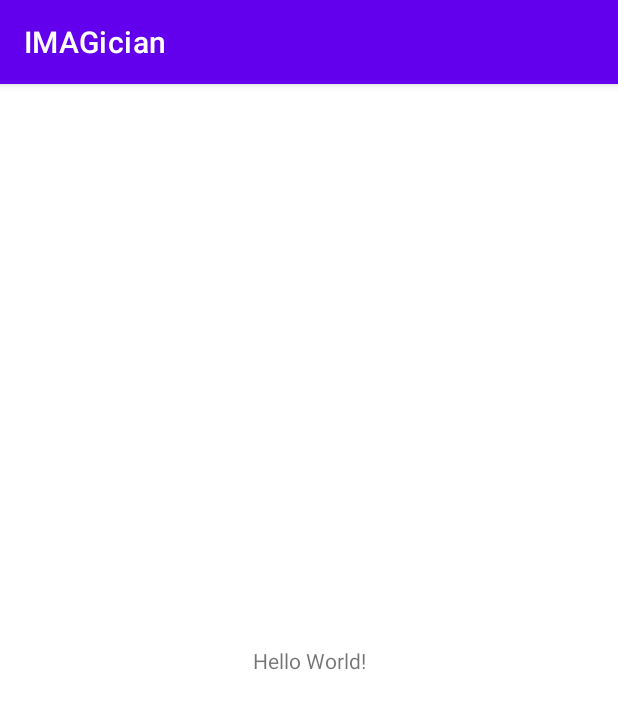
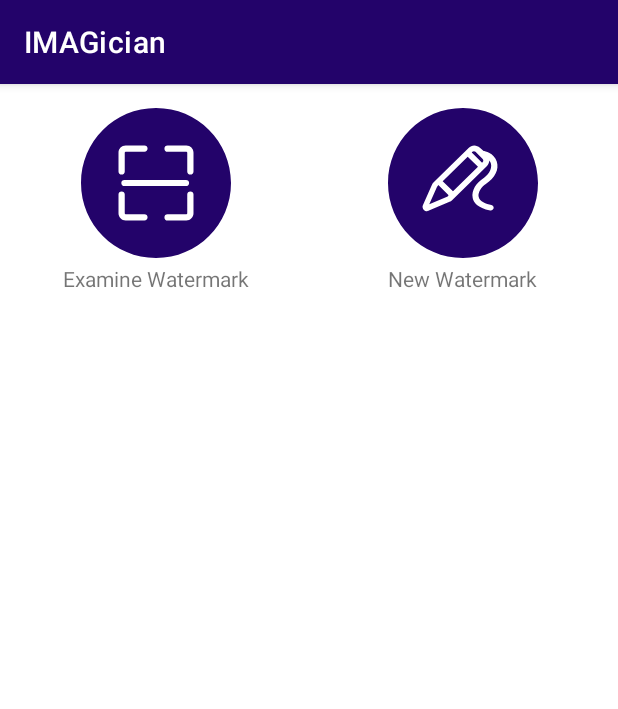
Before and after one commit to gty929/IMAGician, an Android app: the screen it shows after launch (MainActivity), on a phone screen of 412 x 824 dp. Shown: the top 709 px of the screen. Run offline under Robolectric (Android 15) with nearby library versions, the phone set to English and light mode, and no system bars.

Commit message:
Main activity xml top icons

```diff
--- /dev/null
+++ b/AndroidApp/app/src/main/res/drawable/ic_electronicsignature.xml
@@ -0,0 +1,5 @@
+<vector android:height="100dp" android:viewportHeight="1024"
+    android:viewportWidth="1024" android:width="100dp" xmlns:android="http://schemas.android.com/apk/res/android">
+    <path android:fillColor="#23036A" android:pathData="M339.2,533.33l-4.27,4.27 -53.33,119.47 121.6,-51.2c2.13,0 4.27,-2.13 4.27,-4.27l6.4,-6.4 -70.4,-70.4 -4.27,8.53zM597.33,298.67c-2.13,-2.13 -6.4,-4.27 -10.67,-4.27s-8.53,2.13 -10.67,4.27l-4.27,4.27 70.4,70.4 4.27,-4.27c2.13,-2.13 4.27,-6.4 4.27,-10.67s-2.13,-8.53 -4.27,-10.67L597.33,298.67zM373.33,499.2l70.4,68.27 170.67,-166.4 -70.4,-68.27z"/>
+    <path android:fillColor="#23036A" android:pathData="M512,0C228.27,0 0,228.27 0,512s228.27,512 512,512 512,-228.27 512,-512S795.73,0 512,0zM618.67,605.87c6.4,34.13 51.2,49.07 87.47,55.47 10.67,2.13 17.07,12.8 14.93,23.47 -2.13,8.53 -10.67,14.93 -19.2,14.93h-4.27c-87.47,-17.07 -113.07,-55.47 -119.47,-85.33 -10.67,-53.33 29.87,-106.67 64,-128 38.4,-25.6 72.53,-66.13 59.73,-108.8 -2.13,-8.53 -6.4,-12.8 -10.67,-19.2 0,14.93 -6.4,27.73 -17.07,38.4L437.33,629.33c-4.27,4.27 -10.67,8.53 -17.07,10.67l-140.8,59.73c-4.27,4.27 -8.53,4.27 -12.8,4.27 -8.53,0 -17.07,-2.13 -21.33,-8.53 -8.53,-8.53 -12.8,-23.47 -6.4,-34.13l61.87,-138.67c2.13,-6.4 6.4,-12.8 12.8,-17.07l236.8,-232.53c10.67,-10.67 23.47,-14.93 38.4,-17.07 14.93,0 27.73,6.4 38.4,14.93l25.6,23.47c6.4,0 70.4,12.8 89.6,70.4 17.07,53.33 -10.67,110.93 -74.67,153.6 -25.6,14.93 -55.47,55.47 -49.07,87.47z"/>
+</vector>
--- /dev/null
+++ b/AndroidApp/app/src/main/res/drawable/ic_scanningcode.xml
@@ -0,0 +1,4 @@
+<vector android:height="100dp" android:viewportHeight="1024"
+    android:viewportWidth="1024" android:width="100dp" xmlns:android="http://schemas.android.com/apk/res/android">
+    <path android:fillColor="#23036A" android:pathData="M512,0C228.27,0 0,228.27 0,512s228.27,512 512,512 512,-228.27 512,-512S795.73,0 512,0zM256,305.07c0,-27.73 21.33,-49.07 49.07,-49.07h128c12.8,0 21.33,8.53 21.33,21.33s-8.53,21.33 -21.33,21.33h-128c-4.27,0 -6.4,2.13 -6.4,6.4v128c0,12.8 -8.53,21.33 -21.33,21.33s-21.33,-8.53 -21.33,-21.33v-128zM433.07,768h-128C277.33,768 256,746.67 256,718.93v-128c0,-12.8 8.53,-21.33 21.33,-21.33s21.33,8.53 21.33,21.33v128c0,4.27 2.13,6.4 6.4,6.4h128c12.8,0 21.33,8.53 21.33,21.33s-8.53,21.33 -21.33,21.33zM296.53,533.33c-12.8,0 -21.33,-8.53 -21.33,-21.33s8.53,-21.33 21.33,-21.33h420.27c12.8,0 21.33,8.53 21.33,21.33s-8.53,21.33 -21.33,21.33L296.53,533.33zM768,718.93c0,27.73 -21.33,49.07 -49.07,49.07h-128c-12.8,0 -21.33,-8.53 -21.33,-21.33s8.53,-21.33 21.33,-21.33h128c4.27,0 6.4,-2.13 6.4,-6.4v-128c0,-12.8 8.53,-21.33 21.33,-21.33s21.33,8.53 21.33,21.33v128zM768,433.07c0,12.8 -8.53,21.33 -21.33,21.33s-21.33,-8.53 -21.33,-21.33v-128c0,-4.27 -2.13,-6.4 -6.4,-6.4h-128c-12.8,0 -21.33,-8.53 -21.33,-21.33s8.53,-21.33 21.33,-21.33h128c27.73,0 49.07,21.33 49.07,49.07v128z"/>
+</vector>
--- a/AndroidApp/app/src/main/res/layout/activity_main.xml
+++ b/AndroidApp/app/src/main/res/layout/activity_main.xml
@@ -2,17 +2,92 @@
 <androidx.constraintlayout.widget.ConstraintLayout xmlns:android="http://schemas.android.com/apk/res/android"
     xmlns:app="http://schemas.android.com/apk/res-auto"
     xmlns:tools="http://schemas.android.com/tools"
+    android:id="@+id/mainLayout"
     android:layout_width="match_parent"
     android:layout_height="match_parent"
+    android:background="#FFFFFF"
+    android:backgroundTint="#FFFFFF"
+    android:focusable="auto"
     tools:context=".MainActivity">
 
-    <TextView
-        android:layout_width="wrap_content"
+
+    <LinearLayout
+        android:layout_width="fill_parent"
         android:layout_height="wrap_content"
-        android:text="Hello World!"
-        app:layout_constraintBottom_toBottomOf="parent"
-        app:layout_constraintLeft_toLeftOf="parent"
-        app:layout_constraintRight_toRightOf="parent"
-        app:layout_constraintTop_toTopOf="parent" />
+        android:layout_marginStart="1dp"
+        android:layout_marginTop="16dp"
+        android:layout_marginEnd="1dp"
+        android:baselineAligned="false"
+        android:gravity="center_vertical"
+        android:orientation="horizontal"
+        app:layout_constraintEnd_toEndOf="parent"
+        app:layout_constraintStart_toStartOf="parent"
+        app:layout_constraintTop_toTopOf="parent">
+
+        <androidx.constraintlayout.widget.ConstraintLayout
+            android:layout_width="match_parent"
+            android:layout_height="match_parent"
+            android:layout_weight="1">
+
+            <TextView
+                android:id="@+id/examineWatermarkTextView"
+                android:layout_width="0dp"
+                android:layout_height="wrap_content"
+                android:layout_marginTop="4dp"
+                android:contentDescription="@string/examine_watermark"
+                android:singleLine="true"
+                android:text="@string/examine_watermark"
+                android:textAlignment="center"
+                app:layout_constraintEnd_toEndOf="parent"
+                app:layout_constraintStart_toStartOf="parent"
+                app:layout_constraintTop_toBottomOf="@+id/scanningCodeButton" />
+
+            <ImageButton
+                android:id="@+id/scanningCodeButton"
+                android:layout_width="wrap_content"
+                android:layout_height="wrap_content"
+                android:layout_gravity="start"
+                android:background="#FFFFFF"
+                android:contentDescription="@string/examine_watermark"
+                android:outlineAmbientShadowColor="#7E7E7E"
+                app:layout_constraintEnd_toEndOf="parent"
+                app:layout_constraintStart_toStartOf="parent"
+                app:layout_constraintTop_toTopOf="parent"
+                app:srcCompat="@drawable/ic_scanningcode"
+                tools:ignore="SpeakableTextPresentCheck,DuplicateSpeakableTextCheck" />
+        </androidx.constraintlayout.widget.ConstraintLayout>
+
+        <androidx.constraintlayout.widget.ConstraintLayout
+            android:layout_width="match_parent"
+            android:layout_height="match_parent"
+            android:layout_weight="1">
+
+            <TextView
+                android:id="@+id/newWatermarkTextView"
+                android:layout_width="0dp"
+                android:layout_height="wrap_content"
+                android:layout_marginTop="4dp"
+                android:contentDescription="@string/new_watermark"
+                android:singleLine="true"
+                android:text="@string/new_watermark"
+                android:textAlignment="center"
+                app:layout_constraintEnd_toEndOf="parent"
+                app:layout_constraintStart_toStartOf="parent"
+                app:layout_constraintTop_toBottomOf="@+id/newWatermarkButton" />
+
+            <ImageButton
+                android:id="@+id/newWatermarkButton"
+                android:layout_width="wrap_content"
+                android:layout_height="wrap_content"
+                android:background="#FFFFFF"
+                android:contentDescription="@string/new_watermark"
+
+                app:layout_constraintEnd_toEndOf="parent"
+                app:layout_constraintStart_toStartOf="parent"
+                app:layout_constraintTop_toTopOf="parent"
+                app:srcCompat="@drawable/ic_electronicsignature"
+                tools:ignore="SpeakableTextPresentCheck,DuplicateSpeakableTextCheck" />
+        </androidx.constraintlayout.widget.ConstraintLayout>
+    </LinearLayout>
 
 </androidx.constraintlayout.widget.ConstraintLayout>
--- a/AndroidApp/app/src/main/res/values-night/themes.xml
+++ b/AndroidApp/app/src/main/res/values-night/themes.xml
@@ -2,13 +2,13 @@
     <!-- Base application theme. -->
     <style name="Theme.IMAGician" parent="Theme.MaterialComponents.DayNight.DarkActionBar">
         <!-- Primary brand color. -->
-        <item name="colorPrimary">@color/purple_200</item>
-        <item name="colorPrimaryVariant">@color/purple_700</item>
+        <item name="colorPrimary">@color/blue</item>
+        <item name="colorPrimaryVariant">@color/blue</item>
         <item name="colorOnPrimary">@color/black</item>
-        <!-- Secondary brand color. -->
-        <item name="colorSecondary">@color/teal_200</item>
-        <item name="colorSecondaryVariant">@color/teal_200</item>
-        <item name="colorOnSecondary">@color/black</item>
+<!--        &lt;!&ndash; Secondary brand color. &ndash;&gt;-->
+<!--        <item name="colorSecondary">@color/teal_200</item>-->
+<!--        <item name="colorSecondaryVariant">@color/teal_200</item>-->
+<!--        <item name="colorOnSecondary">@color/black</item>-->
         <!-- Status bar color. -->
         <item name="android:statusBarColor" tools:targetApi="l">?attr/colorPrimaryVariant</item>
         <!-- Customize your theme here. -->
--- a/AndroidApp/app/src/main/res/values/colors.xml
+++ b/AndroidApp/app/src/main/res/values/colors.xml
@@ -7,4 +7,5 @@
     <color name="teal_700">#FF018786</color>
     <color name="black">#FF000000</color>
     <color name="white">#FFFFFFFF</color>
+    <color name="blue">#FF23036A</color>
 </resources>
--- a/AndroidApp/app/src/main/res/values/strings.xml
+++ b/AndroidApp/app/src/main/res/values/strings.xml
@@ -1,3 +1,5 @@
 <resources>
     <string name="app_name">IMAGician</string>
+    <string name="examine_watermark">Examine Watermark</string>
+    <string name="new_watermark">New Watermark</string>
 </resources>
--- a/AndroidApp/app/src/main/res/values/themes.xml
+++ b/AndroidApp/app/src/main/res/values/themes.xml
@@ -2,13 +2,13 @@
     <!-- Base application theme. -->
     <style name="Theme.IMAGician" parent="Theme.MaterialComponents.DayNight.DarkActionBar">
         <!-- Primary brand color. -->
-        <item name="colorPrimary">@color/purple_500</item>
-        <item name="colorPrimaryVariant">@color/purple_700</item>
+        <item name="colorPrimary">@color/blue</item>
+        <item name="colorPrimaryVariant">@color/blue</item>
         <item name="colorOnPrimary">@color/white</item>
         <!-- Secondary brand color. -->
-        <item name="colorSecondary">@color/teal_200</item>
-        <item name="colorSecondaryVariant">@color/teal_700</item>
-        <item name="colorOnSecondary">@color/black</item>
+<!--        <item name="colorSecondary">@color/teal_200</item>-->
+<!--        <item name="colorSecondaryVariant">@color/teal_700</item>-->
+<!--        <item name="colorOnSecondary">@color/black</item>-->
         <!-- Status bar color. -->
         <item name="android:statusBarColor" tools:targetApi="l">?attr/colorPrimaryVariant</item>
         <!-- Customize your theme here. -->
```
Also changed, not shown: AndroidApp/app/src/main/signature-playstore.png (added).
